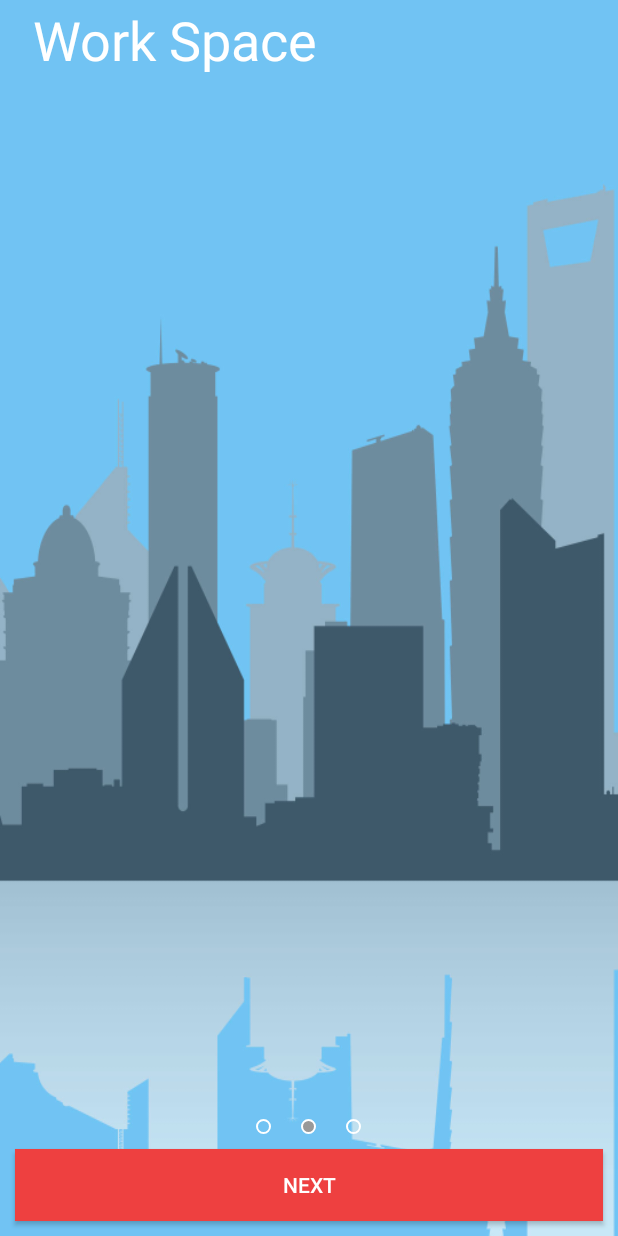
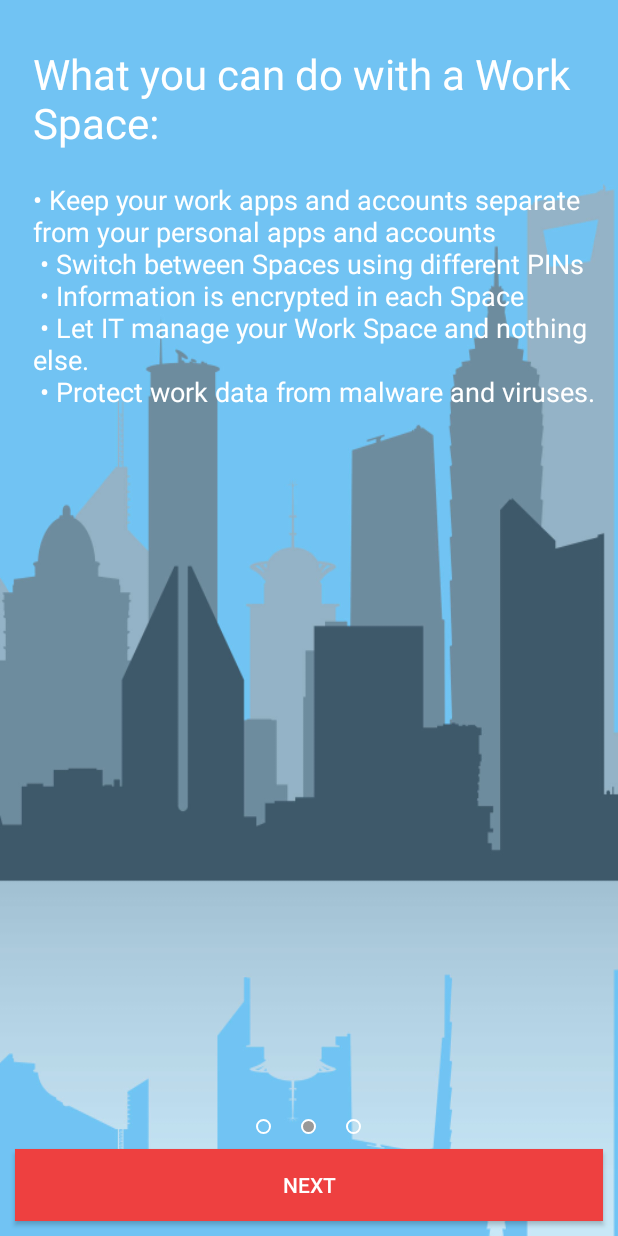
Before and after one commit to zhuanglm/Bootstrap, an Android app: the screen it shows after launch (BootstrapActivity), after a tap on "NEXT", on a phone screen of 412 x 824 dp. Run offline under Robolectric (Android 15) with nearby library versions, the phone set to English and light mode, and no system bars.

Commit message:
UI improvements

```diff
--- a/app/src/main/java/com/securespaces/android/bootstrap/BootstrapActivity.java
+++ b/app/src/main/java/com/securespaces/android/bootstrap/BootstrapActivity.java
@@ -1,5 +1,7 @@
 package com.securespaces.android.bootstrap;
 
+import android.content.ComponentName;
+import android.content.Intent;
 import android.media.Image;
 import android.support.v7.app.AppCompatActivity;
 
@@ -22,6 +24,9 @@ import java.util.ArrayList;
 
 public class BootstrapActivity extends AppCompatActivity implements ViewPager.OnPageChangeListener {
     private static final int FINAL_FRAGMENT = 2;
+    private static final String TARGET_PACKAGE = "com.android.calculator2";
+    private static final String TARGET_CLASS = "com.android.calculator2.Calculator";
+
     /**
      * The {@link android.support.v4.view.PagerAdapter} that will provide
      * fragments for each of the sections. We use a
@@ -93,6 +98,10 @@ public class BootstrapActivity extends AppCompatActivity implements ViewPager.On
         if (mCurrentPosition < FINAL_FRAGMENT) {
             mViewPager.setCurrentItem(mCurrentPosition + 1, true);
         } else if (mCurrentPosition == FINAL_FRAGMENT) {
+            Intent intent = new Intent(Intent.ACTION_MAIN);
+            ComponentName componentName = new ComponentName(TARGET_PACKAGE, TARGET_CLASS);
+            intent.setComponent(componentName);
+            startActivity(intent);
             finish();
         }
     }
--- a/app/src/main/java/com/securespaces/android/bootstrap/FragmentTwo.java
+++ b/app/src/main/java/com/securespaces/android/bootstrap/FragmentTwo.java
@@ -1,14 +1,10 @@
 package com.securespaces.android.bootstrap;
 
 import android.os.Bundle;
-import android.support.v4.app.Fragment;
 import android.view.LayoutInflater;
 import android.view.View;
 import android.view.ViewGroup;
 
-/**
- * Created by eric on 14/06/16.
- */
 public class FragmentTwo extends InsetFragment {
 
     @Override
--- a/app/src/main/res/layout/fragment_one.xml
+++ b/app/src/main/res/layout/fragment_one.xml
@@ -21,8 +21,8 @@
             android:layout_width="wrap_content"
             android:layout_height="wrap_content"
             android:text="@string/welcome_to"
-            android:textSize="@dimen/intro_fragment_small_text"
-            android:layout_marginTop="2dp"
+            android:textSize="@dimen/intro_fragment_medium_text"
+            android:layout_marginTop="@dimen/text_top_padding"
             android:layout_marginStart="@dimen/fragment_text_start_padding"
             />
 
@@ -30,7 +30,7 @@
             android:layout_width="wrap_content"
             android:layout_height="wrap_content"
             android:text="@string/space_name"
-            android:textSize="@dimen/intro_fragment_large_text"
+            android:textSize="@dimen/intro_fragment_extra_large_text"
             android:id="@+id/spaceNameView"
             android:layout_marginTop="2dp"
             android:layout_marginStart="@dimen/fragment_text_start_padding"
--- a/app/src/main/res/layout/fragment_two.xml
+++ b/app/src/main/res/layout/fragment_two.xml
@@ -17,16 +17,24 @@
         android:layout_width="match_parent"
         android:layout_height="match_parent">
 
-
         <TextView
             android:layout_width="wrap_content"
             android:layout_height="wrap_content"
-            android:text="@string/space_name"
-            android:textSize="@dimen/intro_fragment_large_text"
+            android:text="@string/space_features_title"
+            android:textSize="28sp"
             android:id="@+id/spaceNameView"
-            android:layout_marginTop="2dp"
+            android:layout_marginTop="@dimen/text_top_padding"
             android:layout_marginStart="@dimen/fragment_text_start_padding"
             />
 
+        <TextView
+            android:layout_width="match_parent"
+            android:layout_height="wrap_content"
+            android:textSize="18sp"
+            android:layout_marginTop="20dp"
+            android:layout_marginStart="@dimen/fragment_text_start_padding"
+            android:id="@+id/featureListText"
+            android:text="@string/space_features_list"/>
+
     </LinearLayout>
 </FrameLayout>
--- a/app/src/main/res/values/dimens.xml
+++ b/app/src/main/res/values/dimens.xml
@@ -7,8 +7,11 @@
     <dimen name="page_indicator_padding">20dp</dimen>
     <dimen name="page_indicator_stroke">1dp</dimen>
 
+    <dimen name="text_top_padding">30dp</dimen>
     <dimen name="fragment_text_start_padding">22dp</dimen>
+    <dimen name="fragment_text_end_padding">22dp</dimen>
 
+    <dimen name="intro_fragment_extra_large_text">42sp</dimen>
     <dimen name="intro_fragment_large_text">36sp</dimen>
     <dimen name="intro_fragment_medium_text">28sp</dimen>
     <dimen name="intro_fragment_small_text">17sp</dimen>
--- a/app/src/main/res/values/strings.xml
+++ b/app/src/main/res/values/strings.xml
@@ -12,7 +12,14 @@
     <!-- part 2 -->
     <string name="space_pitch">Balance your professional and personal life with multiple Spaces</string>
 
-    <string name="what_space_do">What you can do with a Work Space</string>
+    <string name="space_features_title">What you can do with a Work Space:</string>
+    <string name="space_features_list">
+        &#8226; Keep your work apps and accounts separate from your personal apps and accounts \n
+        &#8226; Switch between Spaces using different PINs\n
+        &#8226; Information is encrypted in each Space\n
+        &#8226; Let IT manage your Work Space and nothing else.\n
+        &#8226; Protect work data from malware and viruses.\n
+    </string>
 
     <!-- part 3 -->
     <string name="space_ready">Your Work Space is ready</string>
```
Also changed, not shown: app/src/main/res/layout/fragment_three.xml (+27 -5 lines), app/src/main/res/drawable/ic_switch.png (added).
